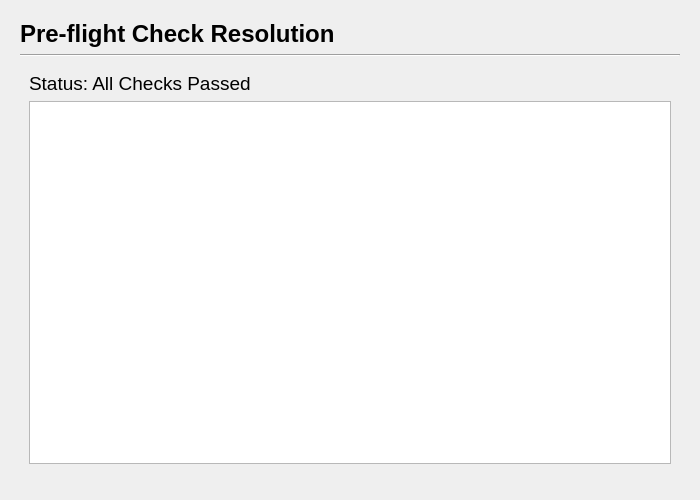
This is gui/preflight_check_page.ui in mariolewis/asdf_factory as Qt 5 draws it before an edit. The edited form follows.
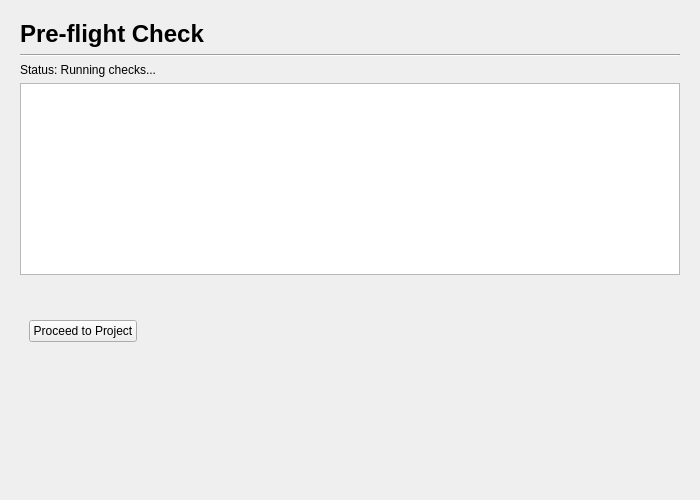
This is the edited form. The open tabs and pages were chosen to show the change.

```diff
--- a/gui/preflight_check_page.ui
+++ b/gui/preflight_check_page.ui
@@ -29,7 +29,7 @@
    <item>
     <widget class="QLabel" name="headerLabel">
      <property name="text">
-      <string>Pre-flight Check Resolution</string>
+      <string>Pre-flight Check</string>
      </property>
      <property name="styleSheet">
       <string notr="true">font-size: 18pt; font-weight: bold;</string>
@@ -44,36 +44,57 @@
     </widget>
    </item>
    <item>
-    <widget class="QStackedWidget" name="stackedWidget">
-     <widget class="QWidget" name="loadingPage">
+    <widget class="QLabel" name="statusLabel">
+     <property name="text">
+      <string>Status: Running checks...</string>
+     </property>
+     <property name="wordWrap">
+      <bool>true</bool>
+     </property>
+    </widget>
+   </item>
+   <item>
+    <widget class="QTextEdit" name="detailsTextEdit">
+     <property name="readOnly">
+      <bool>true</bool>
+     </property>
+    </widget>
+   </item>
+   <item>
+    <widget class="QStackedWidget" name="actionStackedWidget">
+     <widget class="QWidget" name="loadingPage"/>
+     <widget class="QWidget" name="successPage">
+      <layout class="QHBoxLayout" name="horizontalLayout">
+       <item>
+        <widget class="QPushButton" name="proceedButton">
+         <property name="text">
+          <string>Proceed to Project</string>
+         </property>
+        </widget>
+       </item>
+       <item>
+        <spacer name="horizontalSpacer">
+         <property name="orientation">
+          <enum>Qt::Horizontal</enum>
+         </property>
+         <property name="sizeHint" stdset="0">
+          <size>
+           <width>40</width>
+           <height>20</height>
+          </size>
+         </property>
+        </spacer>
+       </item>
+      </layout>
+     </widget>
+     <widget class="QWidget" name="stateDriftPage">
       <layout class="QVBoxLayout" name="verticalLayout_2">
        <item>
         <widget class="QLabel" name="loadingLabel">
          <property name="text">
           <string>Running pre-flight checks...</string>
          </property>
-         <property name="alignment">
-          <set>Qt::AlignCenter</set>
-         </property>
-        </widget>
-       </item>
-      </layout>
-     </widget>
-     <widget class="QWidget" name="resultsPage">
-      <layout class="QVBoxLayout" name="verticalLayout_3">
-       <item>
-        <widget class="QLabel" name="statusLabel">
-         <property name="text">
-          <string>Status: All Checks Passed</string>
-         </property>
-         <property name="styleSheet">
-          <string notr="true">font-size: 14pt;</string>
-         </property>
-        </widget>
-       </item>
-       <item>
-        <widget class="QTextEdit" name="messageTextEdit">
-         <property name="readOnly">
+         <property name="wordWrap">
           <bool>true</bool>
          </property>
         </widget>
@@ -82,12 +103,22 @@
         <layout class="QHBoxLayout" name="buttonLayout"/>
        </item>
        <item>
-        <spacer name="verticalSpacer">
+        <widget class="QPushButton" name="backButton">
+         <property name="text">
+          <string>&lt;-- Back to Project List</string>
+         </property>
+        </widget>
+       </item>
+       <item>
+        <spacer name="horizontalSpacer_2">
          <property name="orientation">
           <enum>Qt::Vertical</enum>
          </property>
-         <property name="sizeType">
-          <enum>QSizePolicy::Expanding</enum>
+         <property name="sizeHint" stdset="0">
+          <size>
+           <width>40</width>
+           <height>20</height>
+          </size>
          </property>
         </spacer>
        </item>
@@ -95,6 +126,19 @@
      </widget>
     </widget>
    </item>
+   <item>
+    <spacer name="verticalSpacer">
+     <property name="orientation">
+      <enum>Qt::Vertical</enum>
+     </property>
+     <property name="sizeHint" stdset="0">
+      <size>
+       <width>20</width>
+       <height>40</height>
+      </size>
+     </property>
+    </spacer>
+   </item>
   </layout>
  </widget>
  <resources/>
```
Left out of the diff: 27 changed lines with no effect on the pictures.
